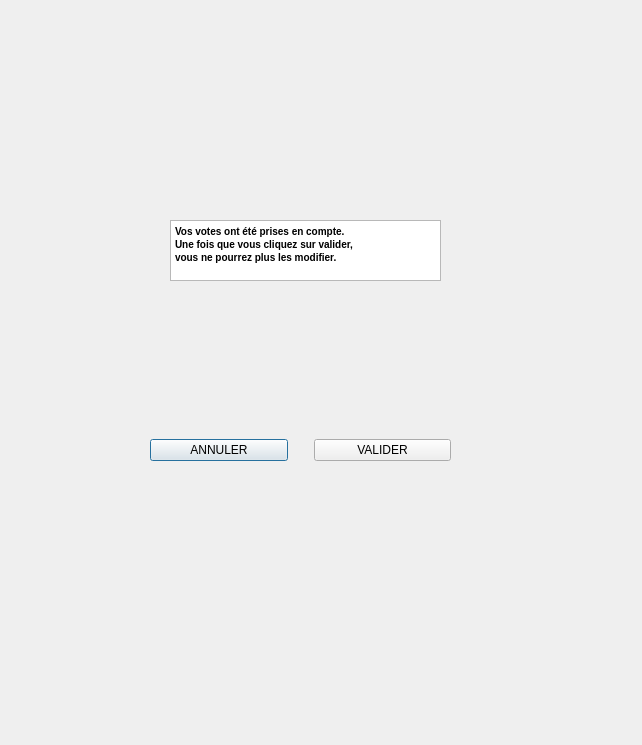
This is Codes/biblio/ui/confirmationVote.ui in enst-abstention/votesAlternatifsTD5_SimporeLemaitre as Qt 5 draws it before an edit. The edited form follows.
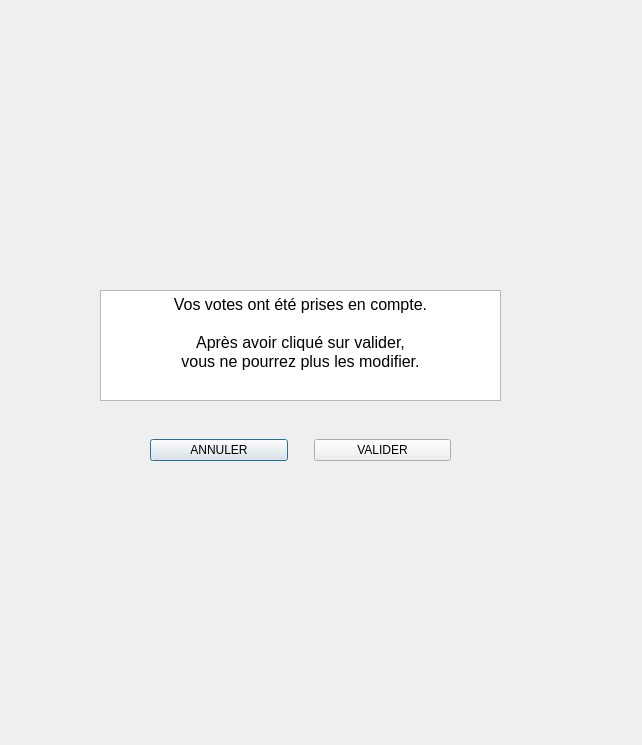
This is the edited form. Icons and pictures are not drawn.

```diff
--- a/Codes/biblio/ui/confirmationVote.ui
+++ b/Codes/biblio/ui/confirmationVote.ui
@@ -22,16 +22,13 @@
      <height>748</height>
     </rect>
    </property>
-   <property name="styleSheet">
-    <string notr="true">background-image: url(:/5/validess.jpg);</string>
-   </property>
    <widget class="QTextEdit" name="textEdit">
     <property name="geometry">
      <rect>
-      <x>170</x>
-      <y>220</y>
-      <width>271</width>
-      <height>61</height>
+      <x>100</x>
+      <y>290</y>
+      <width>401</width>
+      <height>111</height>
      </rect>
     </property>
     <property name="html">
@@ -39,9 +36,10 @@
 &lt;html&gt;&lt;head&gt;&lt;meta name=&quot;qrichtext&quot; content=&quot;1&quot; /&gt;&lt;style type=&quot;text/css&quot;&gt;
 p, li { white-space: pre-wrap; }
 &lt;/style&gt;&lt;/head&gt;&lt;body style=&quot; font-family:'MS Shell Dlg 2'; font-size:7.8pt; font-weight:400; font-style:normal;&quot;&gt;
-&lt;p align=&quot;justify&quot; style=&quot; margin-top:0px; margin-bottom:0px; margin-left:0px; margin-right:0px; -qt-block-indent:0; text-indent:0px;&quot;&gt;&lt;span style=&quot; font-weight:600;&quot;&gt;Vos votes ont été prises en compte.&lt;/span&gt;&lt;/p&gt;
-&lt;p align=&quot;justify&quot; style=&quot; margin-top:0px; margin-bottom:0px; margin-left:0px; margin-right:0px; -qt-block-indent:0; text-indent:0px;&quot;&gt;&lt;span style=&quot; font-weight:600;&quot;&gt;Une fois que vous cliquez sur valider,&lt;/span&gt;&lt;/p&gt;
-&lt;p align=&quot;justify&quot; style=&quot; margin-top:0px; margin-bottom:0px; margin-left:0px; margin-right:0px; -qt-block-indent:0; text-indent:0px;&quot;&gt;&lt;span style=&quot; font-weight:600;&quot;&gt;vous ne pourrez plus les modifier.&lt;/span&gt;&lt;/p&gt;&lt;/body&gt;&lt;/html&gt;</string>
+&lt;p align=&quot;center&quot; style=&quot; margin-top:0px; margin-bottom:0px; margin-left:0px; margin-right:0px; -qt-block-indent:0; text-indent:0px;&quot;&gt;&lt;span style=&quot; font-size:12pt;&quot;&gt;Vos votes ont été prises en compte.&lt;/span&gt;&lt;/p&gt;
+&lt;p align=&quot;center&quot; style=&quot;-qt-paragraph-type:empty; margin-top:0px; margin-bottom:0px; margin-left:0px; margin-right:0px; -qt-block-indent:0; text-indent:0px; font-size:12pt;&quot;&gt;&lt;br /&gt;&lt;/p&gt;
+&lt;p align=&quot;center&quot; style=&quot; margin-top:0px; margin-bottom:0px; margin-left:0px; margin-right:0px; -qt-block-indent:0; text-indent:0px;&quot;&gt;&lt;span style=&quot; font-size:12pt;&quot;&gt;Après avoir cliqué sur valider,&lt;/span&gt;&lt;/p&gt;
+&lt;p align=&quot;center&quot; style=&quot; margin-top:0px; margin-bottom:0px; margin-left:0px; margin-right:0px; -qt-block-indent:0; text-indent:0px;&quot;&gt;&lt;span style=&quot; font-size:12pt;&quot;&gt;vous ne pourrez plus les modifier.&lt;/span&gt;&lt;/p&gt;&lt;/body&gt;&lt;/html&gt;</string>
     </property>
    </widget>
    <widget class="QWidget" name="horizontalLayoutWidget">
```
Left out of the diff: 4 changed lines with no effect on the pictures.
